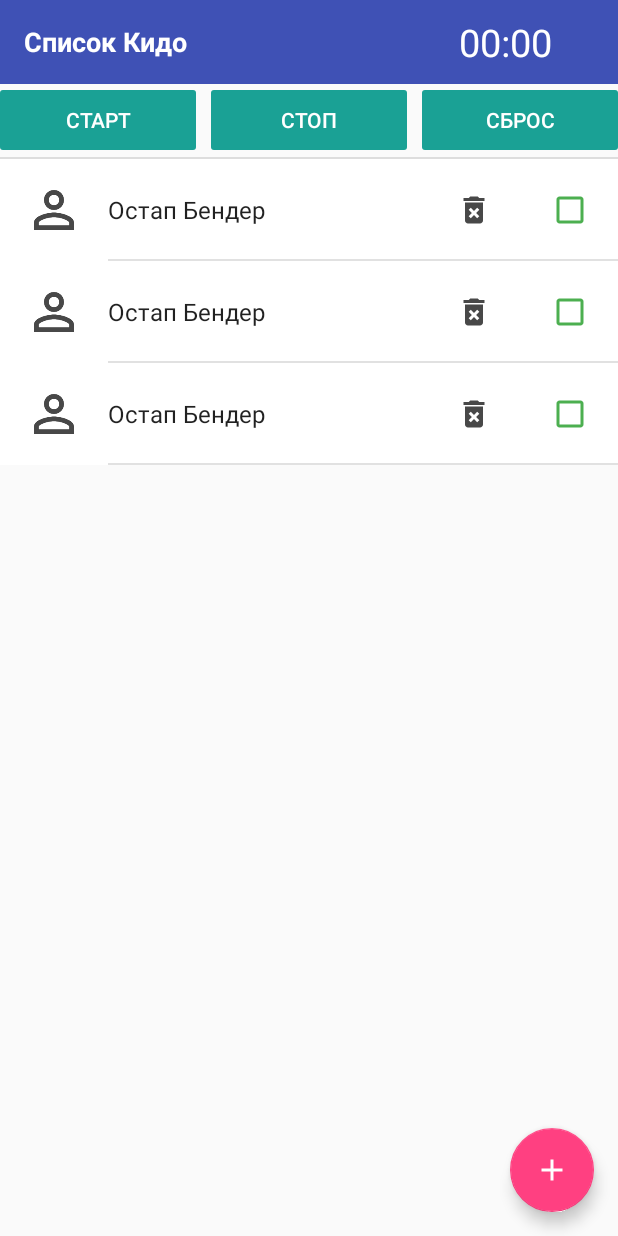
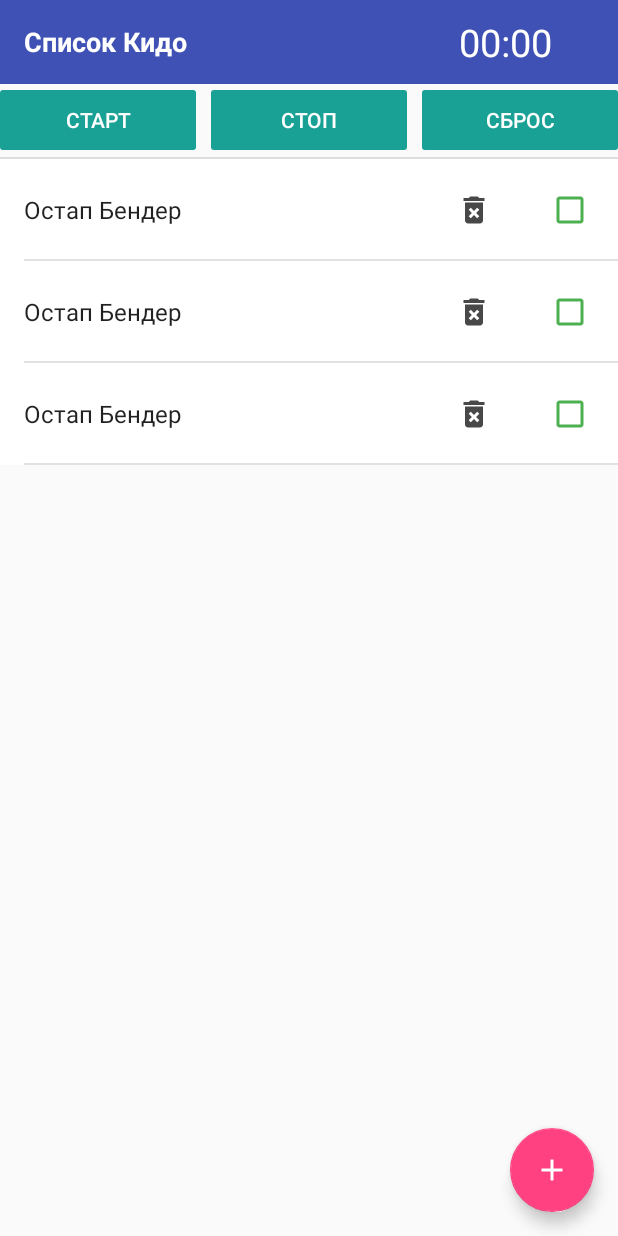
Before and after one commit to akademiya/BestFriend, an Android app: the layout view_list_kido.xml on its own in the app's theme, with its tools: preview values and no code run, on a phone screen of 412 x 824 dp. Run offline under Robolectric (Android 15) with nearby library versions, the phone set to English and light mode, and no system bars.

Commit message:
list kido finish

```diff
--- a/app/src/main/AndroidManifest.xml
+++ b/app/src/main/AndroidManifest.xml
@@ -3,6 +3,7 @@
     package="com.example.user.bestfriends">
     <uses-permission android:name="android.permission.CALL_PHONE" />
     <uses-permission android:name="android.permission.INTERNET"/>
+    <uses-permission android:name="android.permission.WRITE_EXTERNAL_STORAGE" />
 
     <application
         android:allowBackup="true"
--- a/app/src/main/java/com/example/user/bestfriends/list_kido/adapter/PersonAdapter.java
+++ b/app/src/main/java/com/example/user/bestfriends/list_kido/adapter/PersonAdapter.java
@@ -37,14 +37,12 @@ public class PersonAdapter extends RecyclerView.Adapter<PersonHolder> {
     public void onBindViewHolder(@NonNull PersonHolder holder, int position) {
         final Person singlePerson = personList.get(position);
 
-        holder.personPhoto.setImageResource(R.drawable.ic_person);
         holder.personName.setText(singlePerson.getPersonName());
         holder.deleteItem.setOnClickListener(v -> {
             database.deleteItem(singlePerson.getPersonID());
             ((Activity)context).finish();
             context.startActivity(((Activity) context).getIntent());
         });
-        holder.containerPersonList.setOnClickListener(v -> holder.check_people.isSelected());
     }
 
 
--- a/app/src/main/java/com/example/user/bestfriends/list_kido/adapter/PersonHolder.java
+++ b/app/src/main/java/com/example/user/bestfriends/list_kido/adapter/PersonHolder.java
@@ -10,18 +10,14 @@ import android.widget.TextView;
 import com.example.user.bestfriends.R;
 
 public class PersonHolder extends RecyclerView.ViewHolder {
-    ImageView personPhoto;
     TextView personName;
     ImageView deleteItem;
     CheckBox check_people;
-    RelativeLayout containerPersonList;
 
     public PersonHolder(View view) {
         super(view);
-        personPhoto = view.findViewById(R.id.person_photo);
         personName = view.findViewById(R.id.person_name);
         deleteItem = view.findViewById(R.id.delete_item);
         check_people = view.findViewById(R.id.check_people);
-        containerPersonList = view.findViewById(R.id.listView);
     }
 }
--- a/app/src/main/res/layout/item_list_kido.xml
+++ b/app/src/main/res/layout/item_list_kido.xml
@@ -10,14 +10,6 @@
     android:focusable="true"
     android:foreground="?android:selectableItemBackground">
 
-    <ImageView
-        android:id="@+id/person_photo"
-        android:layout_width="@dimen/img_people_parameter"
-        android:layout_height="@dimen/img_people_parameter"
-        android:layout_centerVertical="true"
-        android:layout_marginStart="@dimen/edge_margins"
-        tools:src="@drawable/ic_person" />
-
     <TextView
         android:id="@+id/person_name"
         style="@style/TextStyle_Body2_Primary_Dark"
@@ -25,7 +17,7 @@
         android:layout_height="wrap_content"
         android:layout_centerVertical="true"
         android:layout_marginEnd="@dimen/edge_margins"
-        android:layout_marginStart="@dimen/toolbar_title_margin"
+        android:layout_marginStart="@dimen/edge_margins"
         android:layout_toStartOf="@+id/delete_item"
         android:ellipsize="end"
         android:maxLines="1"
@@ -54,5 +46,5 @@
     <View
         style="@style/AppTheme.HorizontalViewDivider"
         android:layout_alignParentBottom="true"
-        android:layout_marginStart="@dimen/toolbar_title_margin" />
+        android:layout_marginStart="@dimen/edge_margins" />
 </RelativeLayout>
```
Also changed, not shown: app/src/main/java/com/example/user/bestfriends/list_kido/Person.java (+0 -17 lines), app/src/main/java/com/example/user/bestfriends/list_kido/PersonView.java (+1 -9 lines), app/src/main/java/com/example/user/bestfriends/list_kido/database/SqliteDatabase.java (+2 -5 lines), app/src/main/res/layout/item_edit_list_kido.xml (+1 -9 lines).
